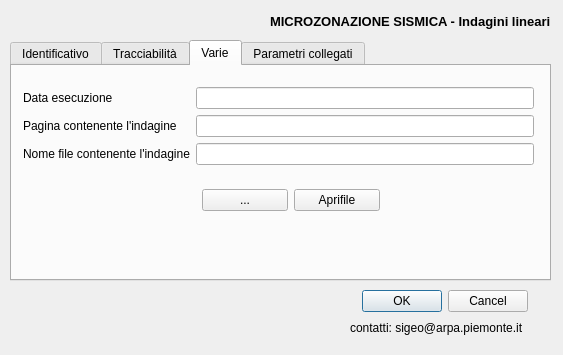
Above: Indagini/form/indagini_lineari.ui from ivn888/mzs before the change. Below: the same form after it.
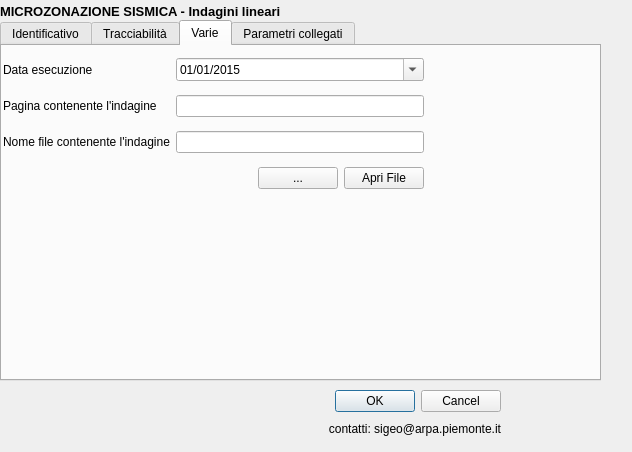
That is the form after the change. The open tabs and pages were chosen to show the change. Icons and pictures are not drawn. Custom widgets are drawn as their Qt base class.

```diff
--- a/Indagini/form/indagini_lineari.ui
+++ b/Indagini/form/indagini_lineari.ui
@@ -6,13 +6,31 @@
    <rect>
     <x>0</x>
     <y>0</y>
-    <width>563</width>
-    <height>355</height>
+    <width>632</width>
+    <height>452</height>
    </rect>
   </property>
+  <property name="sizePolicy">
+   <sizepolicy hsizetype="Expanding" vsizetype="Expanding">
+    <horstretch>0</horstretch>
+    <verstretch>0</verstretch>
+   </sizepolicy>
+  </property>
   <property name="minimumSize">
    <size>
-    <width>563</width>
+    <width>400</width>
+    <height>200</height>
+   </size>
+  </property>
+  <property name="maximumSize">
+   <size>
+    <width>2048</width>
+    <height>768</height>
+   </size>
+  </property>
+  <property name="baseSize">
+   <size>
+    <width>2048</width>
     <height>0</height>
    </size>
   </property>
@@ -27,26 +45,13 @@
   <widget class="QWidget" name="layoutWidget">
    <property name="geometry">
     <rect>
-     <x>20</x>
-     <y>10</y>
-     <width>531</width>
+     <x>0</x>
+     <y>0</y>
+     <width>441</width>
      <height>22</height>
     </rect>
    </property>
    <layout class="QHBoxLayout" name="horizontalLayout">
-    <item>
-     <spacer name="horizontalSpacer">
-      <property name="orientation">
-       <enum>Qt::Horizontal</enum>
-      </property>
-      <property name="sizeHint" stdset="0">
-       <size>
-        <width>40</width>
-        <height>20</height>
-       </size>
-      </property>
-     </spacer>
-    </item>
     <item>
      <widget class="QLabel" name="label_6">
       <property name="font">
@@ -61,33 +66,43 @@
       </property>
      </widget>
     </item>
+    <item>
+     <spacer name="horizontalSpacer">
+      <property name="orientation">
+       <enum>Qt::Horizontal</enum>
+      </property>
+      <property name="sizeHint" stdset="0">
+       <size>
+        <width>40</width>
+        <height>20</height>
+       </size>
+      </property>
+     </spacer>
+    </item>
    </layout>
   </widget>
   <widget class="QTabWidget" name="Identificativo">
    <property name="geometry">
     <rect>
-     <x>10</x>
-     <y>40</y>
-     <width>541</width>
-     <height>241</height>
+     <x>0</x>
+     <y>20</y>
+     <width>601</width>
+     <height>361</height>
     </rect>
    </property>
    <property name="sizePolicy">
-    <sizepolicy hsizetype="Expanding" vsizetype="Expanding">
+    <sizepolicy hsizetype="Fixed" vsizetype="Fixed">
      <horstretch>0</horstretch>
      <verstretch>0</verstretch>
     </sizepolicy>
    </property>
-   <property name="minimumSize">
-    <size>
-     <width>541</width>
-     <height>241</height>
-    </size>
-   </property>
    <property name="currentIndex">
     <number>0</number>
    </property>
-   <widget class="QWidget" name="tab">
+   <property name="qgisRelation" stdset="0">
+    <string>sito_ind_lin</string>
+   </property>
+   <widget class="QWidget" name="tab_1">
     <attribute name="title">
      <string>Identificativo</string>
     </attribute>
@@ -331,13 +346,23 @@
     <widget class="QWidget" name="layoutWidget">
      <property name="geometry">
       <rect>
-       <x>11</x>
-       <y>21</y>
-       <width>511</width>
-       <height>86</height>
+       <x>1</x>
+       <y>4</y>
+       <width>421</width>
+       <height>150</height>
       </rect>
      </property>
-     <layout class="QFormLayout" name="formLayout_2">
+     <layout class="QGridLayout" name="gridLayout_4">
+      <item row="2" column="1">
+       <widget class="QLineEdit" name="doc_ind">
+        <property name="text">
+         <string/>
+        </property>
+       </widget>
+      </item>
+      <item row="1" column="1">
+       <widget class="QLineEdit" name="doc_pag"/>
+      </item>
       <item row="0" column="0">
        <widget class="QLabel" name="labe">
         <property name="enabled">
@@ -348,9 +373,6 @@
         </property>
        </widget>
       </item>
-      <item row="0" column="1">
-       <widget class="QLineEdit" name="data_ind"/>
-      </item>
       <item row="1" column="0">
        <widget class="QLabel" name="data_ind_2">
         <property name="enabled">
@@ -361,9 +383,6 @@
         </property>
        </widget>
       </item>
-      <item row="1" column="1">
-       <widget class="QLineEdit" name="doc_pag"/>
-      </item>
       <item row="2" column="0">
        <widget class="QLabel" name="data_ind_3">
         <property name="enabled">
@@ -374,39 +393,57 @@
         </property>
        </widget>
       </item>
-      <item row="2" column="1">
-       <widget class="QLineEdit" name="doc_ind">
-        <property name="text">
-         <string/>
+      <item row="0" column="1">
+       <widget class="QDateEdit" name="data_ind">
+        <property name="dateTime">
+         <datetime>
+          <hour>0</hour>
+          <minute>0</minute>
+          <second>0</second>
+          <year>2015</year>
+          <month>1</month>
+          <day>1</day>
+         </datetime>
         </property>
-       </widget>
-      </item>
-     </layout>
-    </widget>
-    <widget class="QWidget" name="layoutWidget">
-     <property name="geometry">
-      <rect>
-       <x>190</x>
-       <y>120</y>
-       <width>178</width>
-       <height>28</height>
-      </rect>
-     </property>
-     <layout class="QHBoxLayout" name="horizontalLayout_4">
-      <item>
-       <widget class="QPushButton" name="btnFile">
-        <property name="text">
-         <string>...</string>
+        <property name="displayFormat">
+         <string>dd/MM/yyyy</string>
         </property>
-       </widget>
-      </item>
-      <item>
-       <widget class="QPushButton" name="btnApriFile">
-        <property name="text">
-         <string>Aprifile</string>
+        <property name="calendarPopup">
+         <bool>true</bool>
         </property>
        </widget>
       </item>
+      <item row="3" column="1">
+       <layout class="QHBoxLayout" name="horizontalLayout_3">
+        <item>
+         <spacer name="horizontalSpacer_4">
+          <property name="orientation">
+           <enum>Qt::Horizontal</enum>
+          </property>
+          <property name="sizeHint" stdset="0">
+           <size>
+            <width>40</width>
+            <height>20</height>
+           </size>
+          </property>
+         </spacer>
+        </item>
+        <item>
+         <widget class="QPushButton" name="btnFile">
+          <property name="text">
+           <string>...</string>
+          </property>
+         </widget>
+        </item>
+        <item>
+         <widget class="QPushButton" name="btnApriFile">
+          <property name="text">
+           <string>Apri File</string>
+          </property>
+         </widget>
+        </item>
+       </layout>
+      </item>
      </layout>
     </widget>
    </widget>
@@ -457,13 +494,13 @@
   <widget class="QWidget" name="layoutWidget">
    <property name="geometry">
     <rect>
-     <x>20</x>
-     <y>290</y>
-     <width>231</width>
-     <height>41</height>
+     <x>10</x>
+     <y>390</y>
+     <width>491</width>
+     <height>50</height>
     </rect>
    </property>
-   <layout class="QHBoxLayout" name="horizontalLayout_3">
+   <layout class="QHBoxLayout" name="horizontalLayout_4">
     <item>
      <widget class="QLabel" name="label_10">
       <property name="text">
@@ -484,35 +521,30 @@
       </property>
      </widget>
     </item>
-   </layout>
-  </widget>
-  <widget class="QWidget" name="layoutWidget">
-   <property name="geometry">
-    <rect>
-     <x>350</x>
-     <y>290</y>
-     <width>178</width>
-     <height>48</height>
-    </rect>
-   </property>
-   <layout class="QVBoxLayout" name="verticalLayout_5">
     <item>
-     <widget class="QDialogButtonBox" name="buttonBox">
-      <property name="orientation">
-       <enum>Qt::Horizontal</enum>
-      </property>
-      <property name="standardButtons">
-       <set>QDialogButtonBox::Cancel|QDialogButtonBox::Ok</set>
-      </property>
-     </widget>
+     <layout class="QVBoxLayout" name="verticalLayout">
+      <item>
+       <widget class="QDialogButtonBox" name="buttonBox">
+        <property name="orientation">
+         <enum>Qt::Horizontal</enum>
+        </property>
+        <property name="standardButtons">
+         <set>QDialogButtonBox::Cancel|QDialogButtonBox::Ok</set>
+        </property>
+       </widget>
+      </item>
+      <item>
+       <widget class="QLabel" name="label_17">
+        <property name="text">
+         <string>contatti: sigeo@arpa.piemonte.it</string>
+        </property>
+        <property name="alignment">
+         <set>Qt::AlignRight|Qt::AlignTrailing|Qt::AlignVCenter</set>
+        </property>
+       </widget>
+      </item>
+     </layout>
     </item>
-    <item>
-     <widget class="QLabel" name="label_17">
-      <property name="text">
-       <string>contatti: sigeo@arpa.piemonte.it</string>
-      </property>
-     </widget>
-    </item>
    </layout>
   </widget>
   <zorder>layoutWidget</zorder>
@@ -520,6 +552,38 @@
   <zorder>layoutWidget</zorder>
   <zorder>Identificativo</zorder>
  </widget>
+ <customwidgets>
+  <customwidget>
+   <class>QgsCollapsibleGroupBox</class>
+   <extends>QGroupBox</extends>
+   <header>qgscollapsiblegroupbox.h</header>
+   <container>1</container>
+  </customwidget>
+  <customwidget>
+   <class>QgsRelationEditorWidget</class>
+   <extends>QgsCollapsibleGroupBox</extends>
+   <header>qgsrelationeditorwidget.h</header>
+  </customwidget>
+ </customwidgets>
+ <tabstops>
+  <tabstop>Identificativo</tabstop>
+  <tabstop>pkey_sln</tabstop>
+  <tabstop>classe_ind</tabstop>
+  <tabstop>tipo_indcmb</tabstop>
+  <tabstop>id_indpuex</tabstop>
+  <tabstop>arch_ex</tabstop>
+  <tabstop>note_ind</tabstop>
+  <tabstop>data_ind</tabstop>
+  <tabstop>doc_pag</tabstop>
+  <tabstop>doc_ind</tabstop>
+  <tabstop>btnFile</tabstop>
+  <tabstop>btnApriFile</tabstop>
+  <tabstop>rel_ind_par_ln</tabstop>
+  <tabstop>pkey_indln</tabstop>
+  <tabstop>ID_INDLN</tabstop>
+  <tabstop>tipo_ind</tabstop>
+  <tabstop>buttonBox</tabstop>
+ </tabstops>
  <resources/>
  <connections>
   <connection>
```
Left out of the diff: 236 changed lines with no effect on the pictures.
